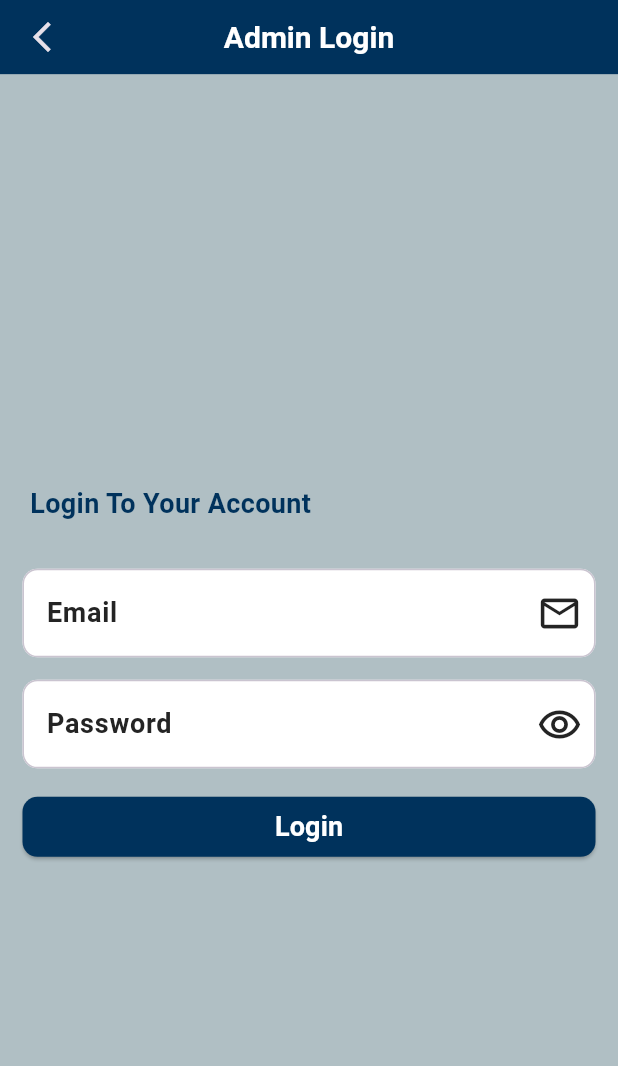
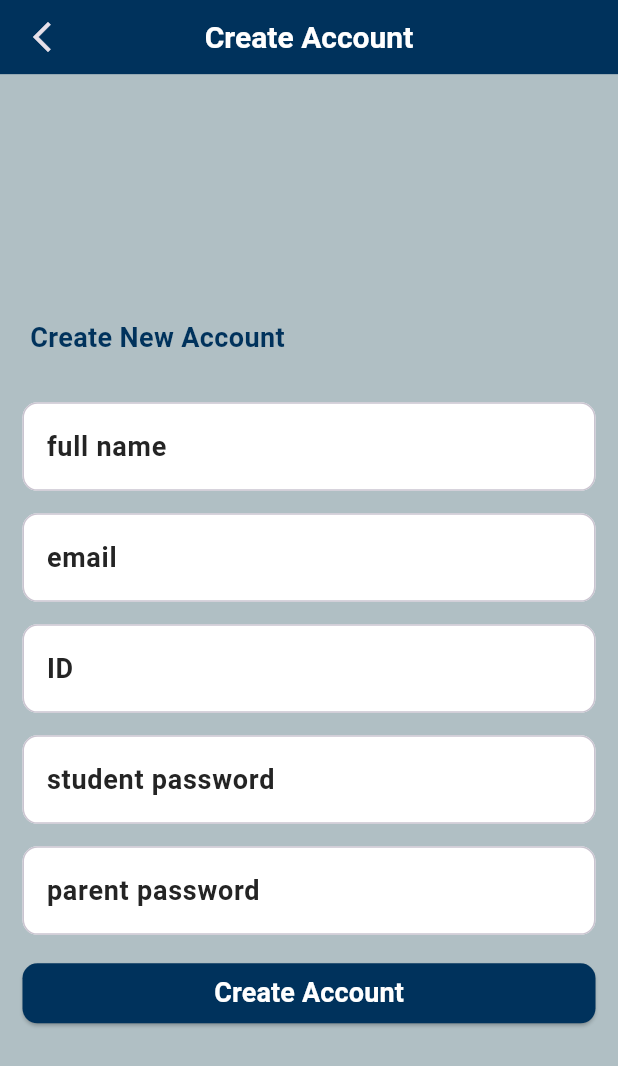
Before and after one commit to amrsoly03/Smart-School-Management-Application, a Flutter app: the screen it shows after launch, on a phone screen of 412 x 824 dp. Shown: the top 1066 px of the screen. Run offline on Flutter 3.47's test engine with Material 3 defaults, Android fonts, the phone set to English and light mode, and no system bars; our stand-ins replace go_router.

Commit message:
create account ui done

```diff
--- a/lib/Core/utils/app_router.dart
+++ b/lib/Core/utils/app_router.dart
@@ -1,6 +1,7 @@
 import 'package:go_router/go_router.dart';
-import 'package:nexura/Features/Auth/presentation/views/login_view.dart';
-import 'package:nexura/first_screen.dart';
+
+
+import '../../Features/Admin/presentation/views/create_account_view.dart';
 
 abstract class AppRouter {
   //static const kSplashScreen = '/SplashScreen';
@@ -8,7 +9,7 @@ abstract class AppRouter {
     routes: [
       GoRoute(
         path: '/',
-        builder: (context, state) => LoginView(),
+        builder: (context, state) => CreateAccountView(),
       ),
       // GoRoute(
       //   path: kLoginView,
--- a/lib/Core/widgets/custom_form_field.dart
+++ b/lib/Core/widgets/custom_form_field.dart
@@ -9,12 +9,12 @@ class CustomFormField extends StatelessWidget {
     required this.labelText,
     this.onSaved,
     this.validator,
-    required this.icon,
+    this.icon,
     required this.controller,
   });
 
   final String labelText;
-  final IconData icon;
+  final IconData? icon;
   final void Function(String?)? onSaved;
   final String? Function(String?)? validator;
   final TextEditingController controller;
--- /dev/null
+++ b/lib/Features/Admin/presentation/views/create_account_view.dart
@@ -0,0 +1,16 @@
+// ignore_for_file: unused_field
+
+import 'package:flutter/material.dart';
+
+import 'widgets/create_account_view_body.dart';
+
+class CreateAccountView extends StatelessWidget {
+  CreateAccountView({super.key});
+
+  final GlobalKey<FormState> _formKey = GlobalKey<FormState>();
+
+  @override
+  Widget build(BuildContext context) {
+    return CreateAccountViewBody();
+  }
+}
--- /dev/null
+++ b/lib/Features/Admin/presentation/views/widgets/create_account_card.dart
@@ -0,0 +1,105 @@
+import 'package:flutter/material.dart';
+
+import '../../../../../Core/widgets/custom_elevated_buttom.dart';
+import '../../../../../Core/widgets/custom_form_field.dart';
+
+// ignore: must_be_immutable
+class CreateAccountCard extends StatelessWidget {
+  CreateAccountCard({super.key});
+
+  final GlobalKey<FormState> _formKey = GlobalKey<FormState>();
+
+  TextEditingController _enteredName = TextEditingController();
+  TextEditingController _enteredEmail = TextEditingController();
+  TextEditingController _enteredId = TextEditingController();
+  TextEditingController _enteredStdPass = TextEditingController();
+  TextEditingController _enteredParentPass = TextEditingController();
+
+  var _isUploading = false;
+
+  @override
+  Widget build(BuildContext context) {
+    return SingleChildScrollView(
+      child: Padding(
+        padding: const EdgeInsets.all(15),
+        child: Form(
+          key: _formKey,
+          child: Column(
+            children: [
+              const SizedBox(height: 15),
+              CustomFormField(
+                controller: _enteredName,
+                labelText: 'full name',
+                //onSaved: (value) => _enteredEmail = value!,
+                validator: (value) {
+                  if (value == null || value.trim().isEmpty) {
+                    return 'enter valid name';
+                  }
+                  return null;
+                },
+              ),
+              const SizedBox(height: 15),
+              CustomFormField(
+                controller: _enteredEmail,
+                labelText: 'email',
+                //onSaved: (value) => _enteredEmail = value!,
+                validator: (value) {
+                  if (value == null ||
+                      value.trim().isEmpty ||
+                      !value.contains('@')) {
+                    return 'enter valid email';
+                  }
+                  return null;
+                },
+              ),
+              const SizedBox(height: 15),
+              CustomFormField(
+                controller: _enteredId,
+                labelText: 'ID',
+                //onSaved: (value) => _enteredEmail = value!,
+                validator: (value) {
+                  if (value == null || value.trim().isEmpty) {
+                    return 'enter valid ID';
+                  }
+                  return null;
+                },
+              ),
+              const SizedBox(height: 15),
+              CustomFormField(
+                controller: _enteredStdPass,
+                labelText: 'student password',
+                //onSaved: (value) => _enteredPassword = value!,
+                validator: (value) {
+                  if (value == null || value.trim().length < 6) {
+                    return 'password must be at least 6 characters long';
+                  }
+                  return null;
+                },
+              ),
+              const SizedBox(height: 15),
+              CustomFormField(
+                controller: _enteredParentPass,
+                labelText: 'parent password',
+                //onSaved: (value) => _enteredPassword = value!,
+                validator: (value) {
+                  if (value == null || value.trim().length < 6) {
+                    return 'password must be at least 6 characters long';
+                  }
+                  return null;
+                },
+              ),
+              const SizedBox(height: 15),
+              if (!_isUploading)
+                CustomElevatedButton(
+                  label: 'Create Account',
+                  onPressed: () {},
+                ),
+              if (!_isUploading)
+                if (_isUploading) const CircularProgressIndicator(),
+            ],
+          ),
+        ),
+      ),
+    );
+  }
+}
--- /dev/null
+++ b/lib/Features/Admin/presentation/views/widgets/create_account_view_body.dart
@@ -0,0 +1,47 @@
+import 'package:flutter/material.dart';
+import 'package:nexura/Core/functions/capitalize.dart';
+import 'package:nexura/Core/widgets/custom_appBar.dart';
+
+import '../../../../../Core/utils/styles.dart';
+import 'create_account_card.dart';
+
+class CreateAccountViewBody extends StatelessWidget {
+  const CreateAccountViewBody({
+    super.key,
+  });
+
+  @override
+  Widget build(BuildContext context) {
+    return Scaffold(
+      appBar: CustomAppBar(title: 'create account'),
+      body: Center(
+        child: SingleChildScrollView(
+            child: Column(
+          mainAxisAlignment: MainAxisAlignment.center,
+          children: [
+            Container(
+              margin: const EdgeInsets.symmetric(
+                vertical: 20,
+              ),
+              width: double.infinity,
+              //child: Image.asset('assets/images/gym _logo.png', color: white),
+            ),
+            Align(
+              alignment: Alignment.centerLeft,
+
+              child: Padding(
+                padding: const EdgeInsets.symmetric(horizontal: 20),
+                child: Text(
+                  capitalize('create new account'),
+                  style: Styles.textStyle18,
+                  textAlign: TextAlign.start,
+                ),
+              ),
+            ),
+            CreateAccountCard(),
+          ],
+        )),
+      ),
+    );
+  }
+}
```
